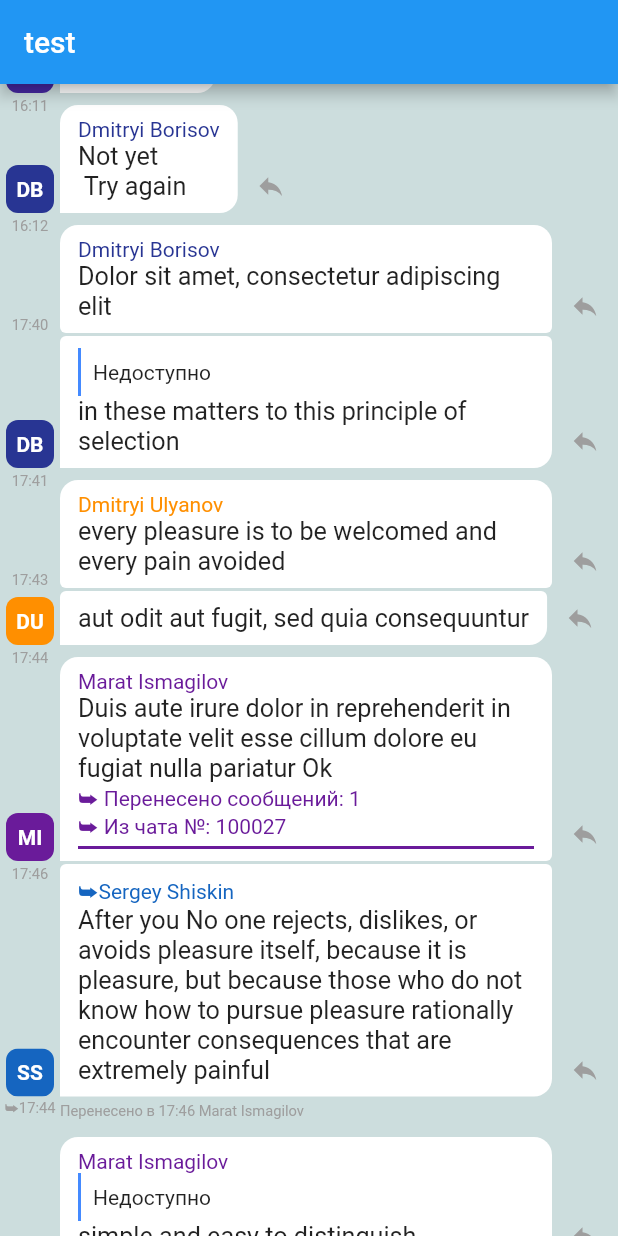
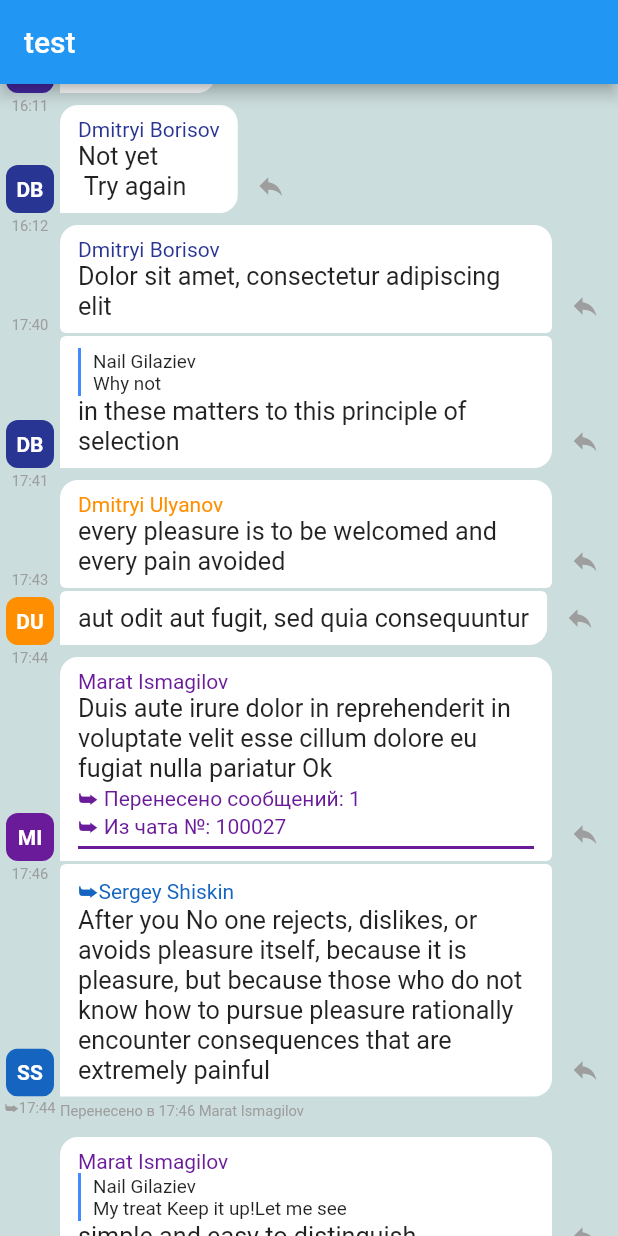
Before and after one commit to nailgilaziev/testchat, a Flutter app: the screen it shows after launch, scrolled down 1728 dp, on a phone screen of 412 x 824 dp. Run offline on Flutter 3.47's test engine with Material 2 defaults, Android fonts, the phone set to English and light mode, and no system bars; statements that could not run were skipped.

Commit message:
fix reply

```diff
--- a/lib/repository.dart
+++ b/lib/repository.dart
@@ -46,7 +46,7 @@ class MessageSource {
           if (m.replyTo == messages[h].id) {
             var rm = messages[h];
             var mp = MsgPreview(rm.author.fullName, rm.text);
-            reply = p(90) ? Reply(mp, null) : Reply(null, 'Недоступно');
+            reply = p(30) ? Reply(mp, null) : Reply(null, 'Недоступно');
             break;
           }
         }
--- a/lib/ui.dart
+++ b/lib/ui.dart
@@ -46,6 +46,7 @@ class TransferEndBlock implements ChatItem {
 
   Message transfer;
 
+  //TODO сделать полностью как блок сообщения
   TransferEndBlock(this.transfer);
 
   @override
```
